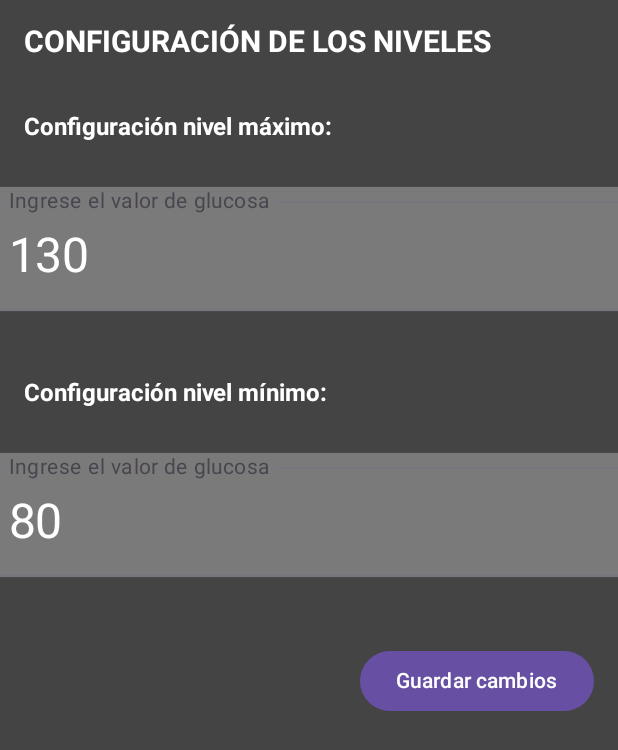
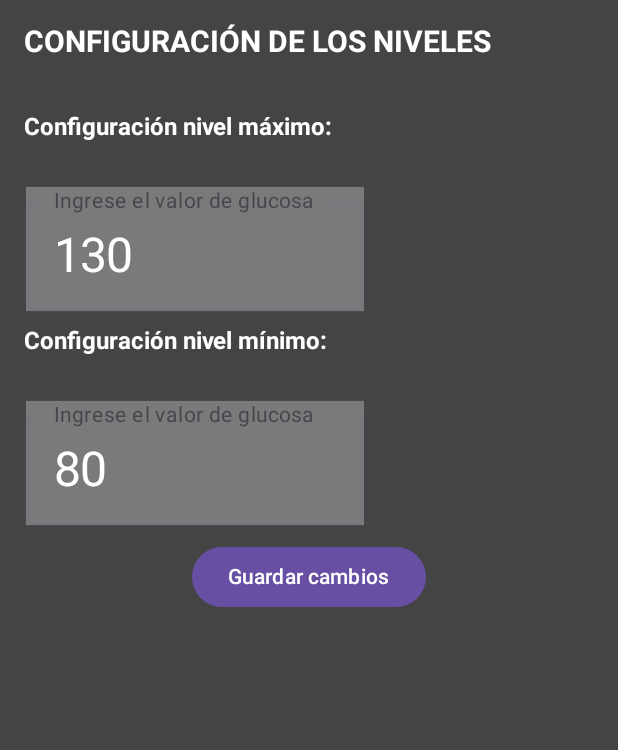
Before and after one commit to IsmaTor/GlucoseRegisterApp, an Android app built with Jetpack Compose: the GlucoseConfigurationScreen screen opened through its navigation route, on a phone screen of 412 x 824 dp. Shown: the top 750 px of the screen. Run offline under Robolectric (Android 15) with nearby library versions, the phone set to English and light mode, and no system bars; libraries missing offline, so code that uses them is left out: com.itextpdf.text.

Commit message:
visual options

```diff
--- a/app/src/main/java/ismaapp/tortosa/glucoseregister/ui/screen/GlucoseConfigurations.kt
+++ b/app/src/main/java/ismaapp/tortosa/glucoseregister/ui/screen/GlucoseConfigurations.kt
@@ -2,12 +2,15 @@ package ismaapp.tortosa.glucoseregister.ui.screen
 
 import android.util.Log
 import androidx.compose.foundation.layout.Arrangement
+import androidx.compose.foundation.layout.Box
 import androidx.compose.runtime.Composable
 import androidx.compose.runtime.remember
 import ismaapp.tortosa.glucoseregister.entities.GlucoseLevels
 import androidx.compose.foundation.layout.Column
 import androidx.compose.foundation.layout.fillMaxSize
+import androidx.compose.foundation.layout.fillMaxWidth
 import androidx.compose.foundation.layout.padding
+import androidx.compose.foundation.layout.width
 import androidx.compose.material3.Button
 import androidx.compose.material3.Text
 import androidx.compose.runtime.getValue
@@ -76,12 +79,16 @@ fun GlucoseConfiguration(
             modifier = Modifier.padding(bottom = 20.dp) //Espacio inferior.
         )
 
+        Box(modifier = Modifier
+            .fillMaxWidth(0.6f) // Ocupa el 80% del ancho disponible
+            .padding(horizontal = 16.dp)) { // Ajuste de padding si es necesario) {
             GlucoseInput(
                 glucoseValue = newLevelMax,
                 onValueChange = { newValue ->
                     newLevelMax = newValue
                 }
             )
+        }
 
         Text(
             "Configuración nivel mínimo: ",
@@ -90,12 +97,16 @@ fun GlucoseConfiguration(
             modifier = Modifier.padding(bottom = 20.dp) //Espacio inferior.
         )
 
+        Box(modifier = Modifier
+            .fillMaxWidth(0.6f)
+            .padding(horizontal = 16.dp)) {
             GlucoseInput(
                 glucoseValue = newLevelMin,
                 onValueChange = { newValue ->
                     newLevelMin = newValue
                 }
             )
+        }
 
         //Botón para confirmar los cambios
         Button(
@@ -111,7 +122,7 @@ fun GlucoseConfiguration(
                 // Log para verificar cuándo se llama a onValuesChanged y qué valores se pasan
                 Log.d("GlucoseConfiguration", "Llamado a onValuesChanged con: $glucoseLevels")
             },
-            modifier = Modifier.align(Alignment.End)
+            modifier = Modifier.align(Alignment.CenterHorizontally)
         ) {
             Text("Guardar cambios")
         }
```
Lines whose indentation alone changed are shown as unchanged.
